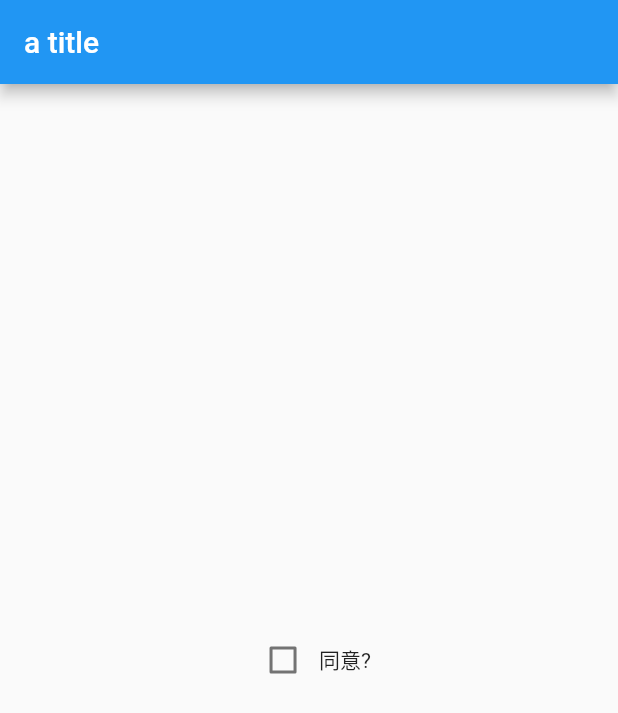
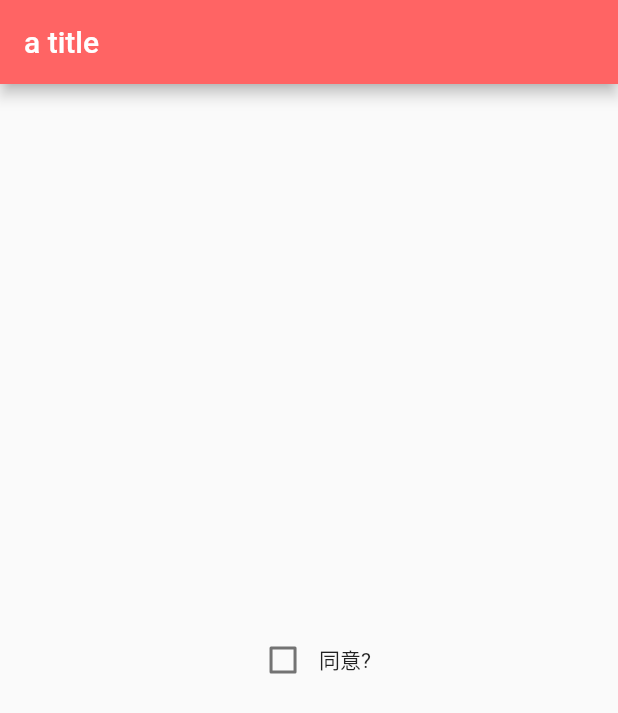
Before and after one commit to 15837003633/MyFlutter, a Flutter app: the screen it shows after launch, on a phone screen of 412 x 824 dp. Shown: the top 713 px of the screen. Run offline on Flutter 3.47's test engine with Material 2 defaults, Android fonts, the phone set to English and light mode, and no system bars.

Commit message:
bar color

```diff
--- a/lib/main.dart
+++ b/lib/main.dart
@@ -13,8 +13,9 @@ class MyApp extends StatelessWidget{
         home: Scaffold(
             appBar: AppBar(
               title: const Text("a title"),
+              backgroundColor: const Color.fromARGB(255, 255, 100, 100),
             ),
-            body: HomeContent()
+            body: const HomeContent()
         )
     );
   }
```
